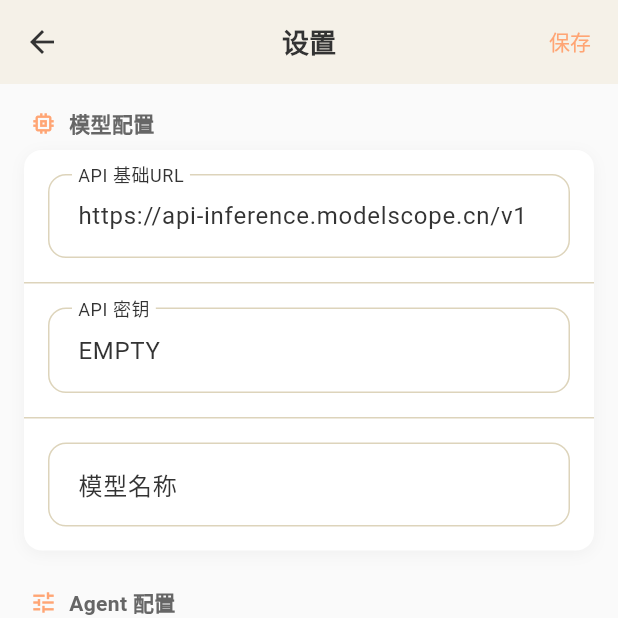
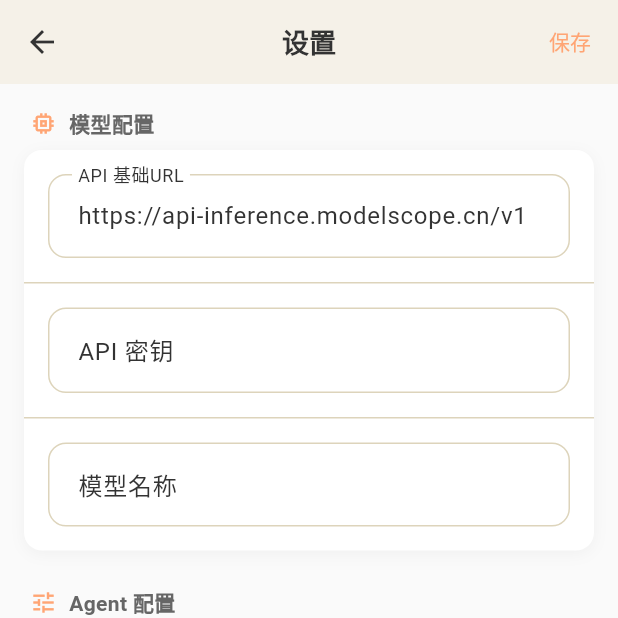
Before and after one commit to king0929zion/Auto-GLM-Android, a Flutter app: the SettingsPage screen opened by its route, on a phone screen of 412 x 824 dp, the top half of it. Run offline on Flutter 3.47's test engine with Material 3 defaults, Android fonts, the phone set to English and light mode, and no system bars; our stand-ins replace dio, shared_preferences; accounts and stored records are empty.

Commit message:
完整修复：更正模型名称、修复错误响应解析、移除本地部署配置
关键修复：
1. 修复错误响应解析逻辑，支持魔搭API的errors格式（这是导致即使配置正确也报unknown错误的根本原因）
2. 更新模型名称为正确的 ZhipuAI/AutoGLM-Phone-9B
3. 更新默认API端点为魔搭社区推理API
4. 将默认API Key从'EMPTY'改为空字符串，并添加必填验证
5. 移除README中的本地部署说明
6. 添加设置页面的输入验证

```diff
--- a/lib/config/app_config.dart
+++ b/lib/config/app_config.dart
@@ -8,7 +8,7 @@ class AppConfig {
 
   /// 默认API配置 - 魔搭社区
   static const String defaultBaseUrl = 'https://api-inference.modelscope.cn/v1';
-  static const String defaultApiKey = 'EMPTY';
+  static const String defaultApiKey = '';  // 用户必须在设置中配置魔搭社区API Token
   static const String defaultModelName = 'ZhipuAI/AutoGLM-Phone-9B';
 
   /// 模型参数默认值
--- a/lib/data/models/model_config.dart
+++ b/lib/data/models/model_config.dart
@@ -23,7 +23,7 @@ class ModelConfig {
 
   const ModelConfig({
     this.baseUrl = 'https://api-inference.modelscope.cn/v1',
-    this.apiKey = 'EMPTY',
+    this.apiKey = '',
     this.modelName = 'ZhipuAI/AutoGLM-Phone-9B',
     this.maxTokens = 3000,
     this.temperature = 0.0,
@@ -35,7 +35,7 @@ class ModelConfig {
   factory ModelConfig.fromJson(Map<String, dynamic> json) {
     return ModelConfig(
       baseUrl: json['baseUrl'] as String? ?? 'https://api-inference.modelscope.cn/v1',
-      apiKey: json['apiKey'] as String? ?? 'EMPTY',
+      apiKey: json['apiKey'] as String? ?? '',
       modelName: json['modelName'] as String? ?? 'ZhipuAI/AutoGLM-Phone-9B',
       maxTokens: json['maxTokens'] as int? ?? 3000,
       temperature: (json['temperature'] as num?)?.toDouble() ?? 0.0,
```
Also changed, not shown: lib/services/model/model_client.dart (+12 -2 lines), lib/ui/screens/settings_page.dart (+12 -0 lines), 1 other file.
